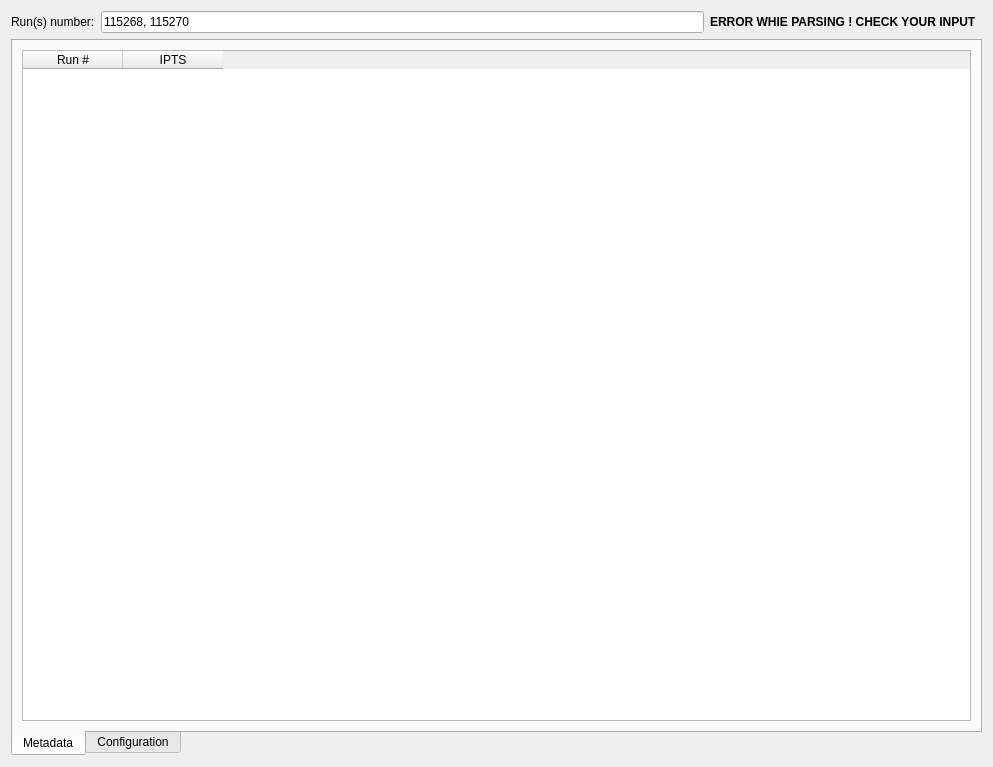
Above: designer/metadata_finder.ui from aglavic/quicknxs before the change. Below: the same form after it.
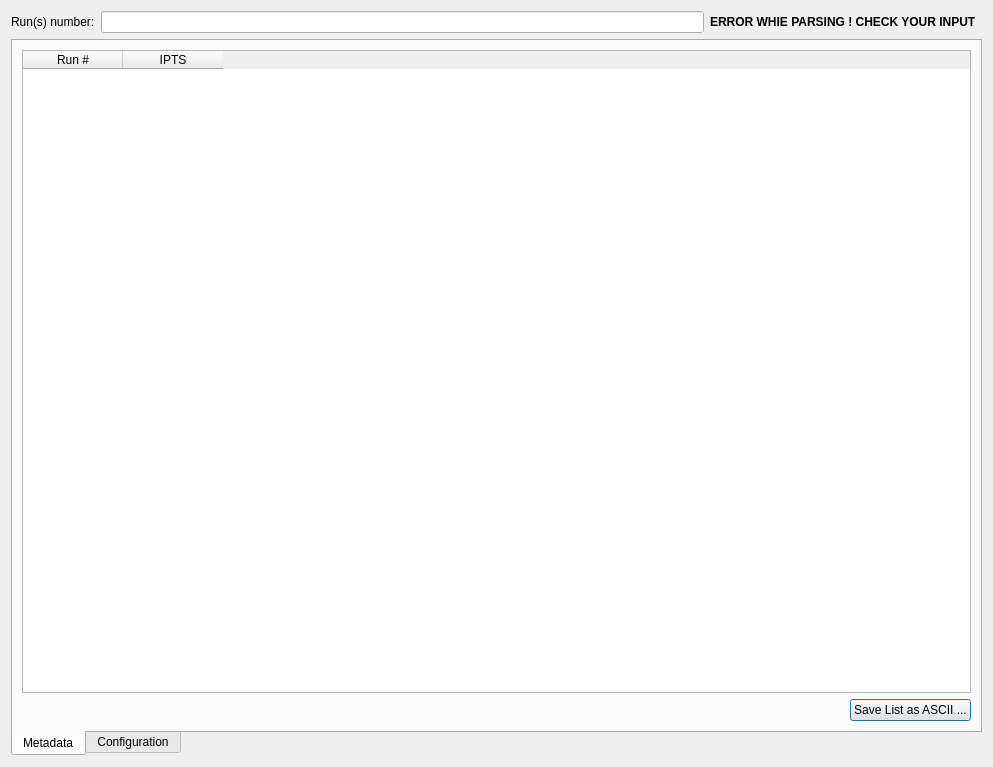
That is the form after the change.

Commit message: Finished up implementation of search_metadata(IPTS).

```diff
--- a/designer/metadata_finder.ui
+++ b/designer/metadata_finder.ui
@@ -31,7 +31,7 @@
           <string>1234 or 1234,1236 or 1234-1238</string>
          </property>
          <property name="text">
-          <string>115268, 115270</string>
+          <string/>
          </property>
         </widget>
        </item>
@@ -82,6 +82,30 @@
              </column>
             </widget>
            </item>
+           <item>
+            <layout class="QHBoxLayout" name="horizontalLayout_3">
+             <item>
+              <spacer name="horizontalSpacer_2">
+               <property name="orientation">
+                <enum>Qt::Horizontal</enum>
+               </property>
+               <property name="sizeHint" stdset="0">
+                <size>
+                 <width>40</width>
+                 <height>20</height>
+                </size>
+               </property>
+              </spacer>
+             </item>
+             <item>
+              <widget class="QPushButton" name="saveAsciiButton">
+               <property name="text">
+                <string>Save List as ASCII ...</string>
+               </property>
+              </widget>
+             </item>
+            </layout>
+           </item>
           </layout>
          </item>
         </layout>
```
Left out of the diff: 23 changed lines with no effect on the pictures. The commit also changes 2 other files.
